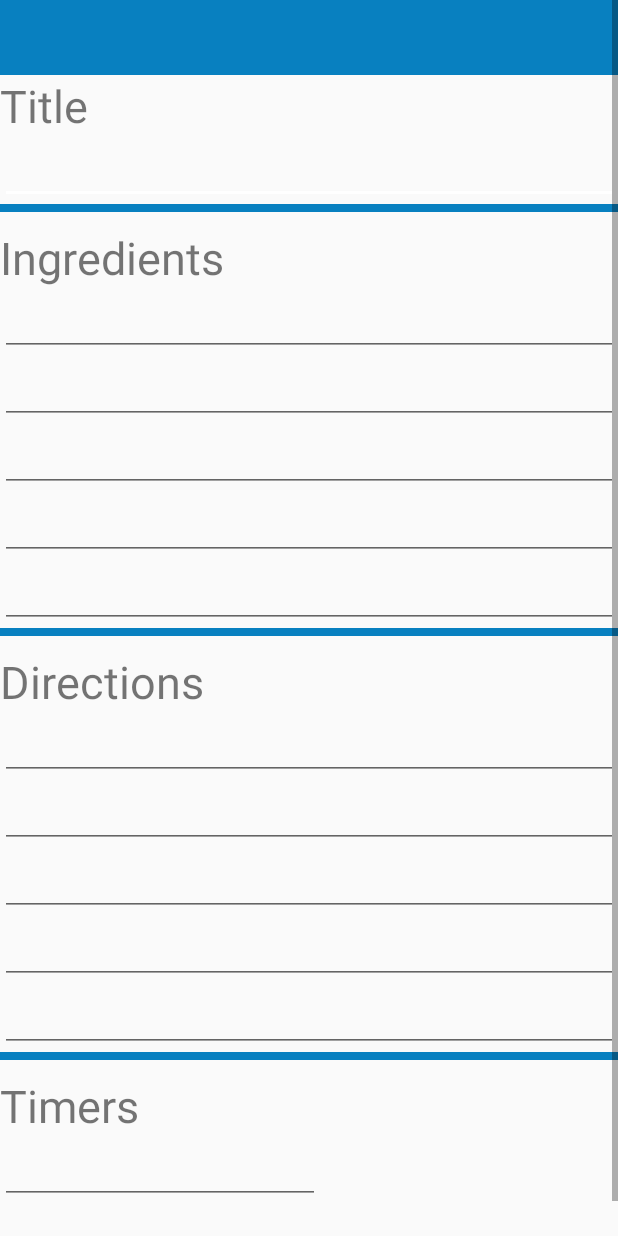
After one commit to schmude23/Kitchen, an Android app: the layout activity_add_recipe.xml on its own in the app's theme, with its tools: preview values and no code run, on a phone screen of 412 x 824 dp. The commit adds this screen. Run offline under Robolectric (Android 15) with nearby library versions, the phone set to English and light mode, and no system bars.

Commit message:
Added basic add recipe screen

```diff
--- a/app/src/main/java/com/example/kitchen/MainActivity.java
+++ b/app/src/main/java/com/example/kitchen/MainActivity.java
@@ -26,7 +26,7 @@ public class MainActivity extends AppCompatActivity {
         setContentView(R.layout.activity_recipe_list);
         Toolbar toolbar = findViewById(R.id.toolbar);
         setSupportActionBar(toolbar);
-        mRecyclerView = findViewById(R.id.browse);
+        mRecyclerView = findViewById(R.id.recipe_list_recycler);
 
         LinearLayoutManager layoutManager = new LinearLayoutManager(this);
         mRecyclerView.setHasFixedSize(true);
--- /dev/null
+++ b/app/src/main/res/layout/activity_add_recipe.xml
@@ -0,0 +1,94 @@
+<?xml version="1.0" encoding="utf-8"?>
+<ScrollView xmlns:android="http://schemas.android.com/apk/res/android"
+    xmlns:app="http://schemas.android.com/apk/res-auto"
+    xmlns:tools="http://schemas.android.com/tools"
+    android:layout_width="match_parent"
+    android:layout_height="match_parent">
+
+
+
+    <LinearLayout
+        android:layout_width="wrap_content"
+        android:layout_height="wrap_content"
+        android:orientation="vertical">
+
+        <include android:id="@+id/toolbar"
+            layout = "@layout/toolbar" />
+
+        <TextView
+            android:id="@+id/add_title_text"
+            android:layout_width="match_parent"
+            android:layout_height="wrap_content"
+            android:text="Title"
+            android:textSize="30sp" />
+
+        <EditText
+            android:id="@+id/editText4"
+            android:layout_width="match_parent"
+            android:layout_height="wrap_content"
+            android:ems="10"
+            android:inputType="textPersonName" />
+
+        <View
+            android:id="@+id/divider1"
+            android:layout_width="match_parent"
+            android:layout_height="5dp"
+            android:background="@color/colorPrimary" />
+
+        <TextView
+            android:id="@+id/add_ingredients_text"
+            android:layout_width="match_parent"
+            android:layout_height="wrap_content"
+            android:paddingTop="10dp"
+            android:text="Ingredients"
+            android:textSize="30sp" />
+
+        <androidx.recyclerview.widget.RecyclerView
+            android:id="@+id/add_ingredients_recycler"
+            android:layout_width="match_parent"
+            android:layout_height="wrap_content"
+            tools:itemCount="5"
+            tools:listitem="@layout/add_ingredient_list_item" />
+
+        <View
+            android:id="@+id/divider2"
+            android:layout_width="match_parent"
+            android:layout_height="5dp"
+            android:background="@color/colorPrimary" />
+
+        <TextView
+            android:id="@+id/add_directions_text"
+            android:layout_width="match_parent"
+            android:layout_height="wrap_content"
+            android:paddingTop="10dp"
+            android:text="Directions"
+            android:textSize="30sp" />
+
+        <androidx.recyclerview.widget.RecyclerView
+            android:id="@+id/add_directions_recycler"
+            android:layout_width="match_parent"
+            android:layout_height="wrap_content"
+            tools:itemCount="5"
+            tools:listitem="@layout/add_direction_list_item" />
+        <View
+            android:id="@+id/divider3"
+            android:layout_width="match_parent"
+            android:layout_height="5dp"
+            android:background="@color/colorPrimary" />
+        <TextView
+            android:id="@+id/add_timers_text"
+            android:layout_width="match_parent"
+            android:layout_height="wrap_content"
+            android:paddingTop="10dp"
+            android:text="Timers"
+            android:textSize="30sp" />
+
+        <androidx.recyclerview.widget.RecyclerView
+            android:id="@+id/add_timers_recycler"
+            android:layout_width="match_parent"
+            android:layout_height="wrap_content"
+            tools:itemCount="5"
+            tools:listitem="@layout/add_timer_list_item" />
+    </LinearLayout>
+
+</ScrollView>
--- a/app/src/main/res/layout/activity_recipe_list.xml
+++ b/app/src/main/res/layout/activity_recipe_list.xml
@@ -22,7 +22,7 @@
         app:layout_constraintTop_toTopOf="parent" />
 
     <androidx.recyclerview.widget.RecyclerView
-        android:id="@+id/browse"
+        android:id="@+id/recipe_list_recycler"
         android:layout_width="match_parent"
         android:layout_height="wrap_content"
         app:layout_constraintEnd_toEndOf="parent"
--- /dev/null
+++ b/app/src/main/res/layout/add_direction_list_item.xml
@@ -0,0 +1,12 @@
+<?xml version="1.0" encoding="utf-8"?>
+<LinearLayout xmlns:android="http://schemas.android.com/apk/res/android"
+    android:orientation="vertical"
+    android:layout_width="match_parent"
+    android:layout_height="wrap_content">
+    <EditText
+        android:id="@+id/add_direction"
+        android:layout_width="match_parent"
+        android:layout_height="wrap_content"
+        android:ems="10"
+        android:inputType="textPersonName" />
+</LinearLayout>
--- /dev/null
+++ b/app/src/main/res/layout/add_ingredient_list_item.xml
@@ -0,0 +1,13 @@
+<?xml version="1.0" encoding="utf-8"?>
+<LinearLayout xmlns:android="http://schemas.android.com/apk/res/android"
+    android:layout_width="match_parent"
+    android:layout_height="wrap_content"
+    android:orientation="vertical">
+
+    <EditText
+        android:id="@+id/add_ingredient"
+        android:layout_width="match_parent"
+        android:layout_height="wrap_content"
+        android:ems="10"
+        android:inputType="textPersonName" />
+</LinearLayout>
--- /dev/null
+++ b/app/src/main/res/layout/add_timer_list_item.xml
@@ -0,0 +1,13 @@
+<?xml version="1.0" encoding="utf-8"?>
+<LinearLayout xmlns:android="http://schemas.android.com/apk/res/android"
+    android:orientation="vertical"
+    android:layout_width="wrap_content"
+    android:layout_height="wrap_content">
+
+    <EditText
+        android:id="@+id/editText"
+        android:layout_width="match_parent"
+        android:layout_height="wrap_content"
+        android:ems="10"
+        android:inputType="time" />
+</LinearLayout>
--- a/app/src/main/res/menu/menu.xml
+++ b/app/src/main/res/menu/menu.xml
@@ -3,12 +3,12 @@
     xmlns:android="http://schemas.android.com/apk/res/android">
 
     <item
-        android:id="@+id/action_add"
+        android:id="@+id/action_add_recipe"
         android:icon="@drawable/ic_add_2"
         android:title="Add"
         app:showAsAction="ifRoom" />
     <item
-        android:id="@+id/action_cart"
+        android:id="@+id/action_view_cart"
         android:icon="@drawable/ic_cart"
         android:title="Cart"
         app:showAsAction="ifRoom" />
```
